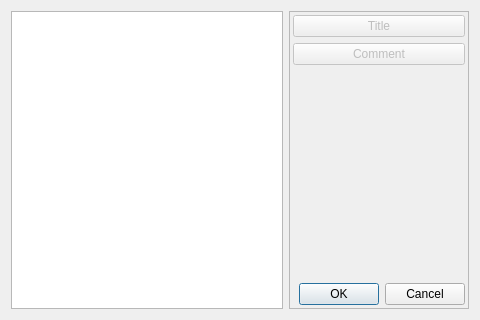
Qt form dialogs/recorddialog.ui (caxapyk/pa-decision) before a commit.
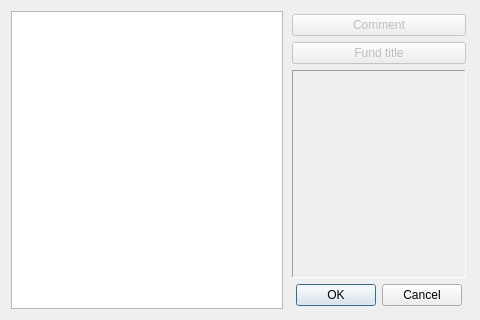
The same form after that commit. Icons and pictures are not drawn.

Commit message: recorddialog design improvements

Diff of the .ui file:
```diff
--- a/dialogs/recorddialog.ui
+++ b/dialogs/recorddialog.ui
@@ -43,7 +43,7 @@
       </size>
      </property>
      <property name="frameShape">
-      <enum>QFrame::StyledPanel</enum>
+      <enum>QFrame::NoFrame</enum>
      </property>
      <property name="frameShadow">
       <enum>QFrame::Raised</enum>
@@ -66,16 +66,6 @@
       </property>
       <item>
        <layout class="QVBoxLayout" name="vL_controls">
-        <item>
-         <widget class="QPushButton" name="pB_title">
-          <property name="enabled">
-           <bool>false</bool>
-          </property>
-          <property name="text">
-           <string>Title</string>
-          </property>
-         </widget>
-        </item>
         <item>
          <widget class="QPushButton" name="pB_comment">
           <property name="enabled">
@@ -87,13 +77,65 @@
          </widget>
         </item>
         <item>
+         <widget class="QPushButton" name="pB_title">
+          <property name="enabled">
+           <bool>false</bool>
+          </property>
+          <property name="text">
+           <string>Fund title</string>
+          </property>
+         </widget>
+        </item>
+        <item>
+         <widget class="QScrollArea" name="scrollArea">
+          <property name="frameShape">
+           <enum>QFrame::Panel</enum>
+          </property>
+          <property name="horizontalScrollBarPolicy">
+           <enum>Qt::ScrollBarAlwaysOff</enum>
+          </property>
+          <property name="sizeAdjustPolicy">
+           <enum>QAbstractScrollArea::AdjustIgnored</enum>
+          </property>
+          <property name="widgetResizable">
+           <bool>true</bool>
+          </property>
+          <widget class="QWidget" name="scrollAreaWidgetContents">
+           <property name="geometry">
+            <rect>
+             <x>0</x>
+             <y>0</y>
+             <width>170</width>
+             <height>199</height>
+            </rect>
+           </property>
+           <layout class="QVBoxLayout" name="verticalLayout_2">
+            <property name="spacing">
+             <number>0</number>
+            </property>
+            <property name="leftMargin">
+             <number>0</number>
+            </property>
+            <property name="topMargin">
+             <number>0</number>
+            </property>
+            <property name="rightMargin">
+             <number>0</number>
+            </property>
+            <property name="bottomMargin">
+             <number>0</number>
+            </property>
+            <item alignment="Qt::AlignTop">
          <widget class="QLabel" name="label_info">
           <property name="maximumSize">
            <size>
-            <width>16777215</width>
+                <width>160</width>
             <height>16777215</height>
            </size>
           </property>
+              <property name="frameShape">
+               <enum>QFrame::NoFrame</enum>
+              </property>
           <property name="text">
            <string/>
           </property>
@@ -101,30 +143,24 @@
            <enum>Qt::RichText</enum>
           </property>
           <property name="scaledContents">
-           <bool>true</bool>
+               <bool>false</bool>
           </property>
           <property name="wordWrap">
            <bool>true</bool>
           </property>
+              <property name="margin">
+               <number>3</number>
+              </property>
           <property name="textInteractionFlags">
            <set>Qt::LinksAccessibleByKeyboard|Qt::LinksAccessibleByMouse|Qt::TextBrowserInteraction|Qt::TextSelectableByKeyboard|Qt::TextSelectableByMouse</set>
           </property>
          </widget>
         </item>
-        <item>
-         <spacer name="verticalSpacer_2">
-          <property name="orientation">
-           <enum>Qt::Vertical</enum>
-          </property>
-          <property name="sizeHint" stdset="0">
-           <size>
-            <width>20</width>
-            <height>40</height>
-           </size>
-          </property>
-         </spacer>
+           </layout>
+          </widget>
+         </widget>
         </item>
-        <item alignment="Qt::AlignBottom">
+        <item alignment="Qt::AlignHCenter|Qt::AlignBottom">
          <widget class="QDialogButtonBox" name="buttonBox">
           <property name="orientation">
            <enum>Qt::Horizontal</enum>
```
Lines whose indentation alone changed are shown as unchanged. The commit also changes 1 other file.
